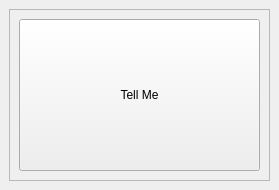
The window that wheretoeat.ui (mandlcho/WhereToEat) describes before a commit, drawn with Qt 5.
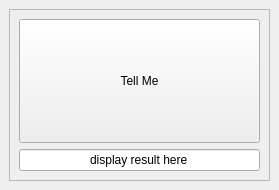
The same window after the commit.

Commit message:
first implementation of argparser
+ implemented argparser
+ implementated QLineEdit to print outcome instead of a console output

The edit to the form file:
```diff
--- a/wheretoeat.ui
+++ b/wheretoeat.ui
@@ -47,6 +47,22 @@
              </property>
             </widget>
            </item>
+           <item>
+            <widget class="QLineEdit" name="Le_showresult">
+             <property name="layoutDirection">
+              <enum>Qt::LeftToRight</enum>
+             </property>
+             <property name="text">
+              <string>display result here</string>
+             </property>
+             <property name="alignment">
+              <set>Qt::AlignCenter</set>
+             </property>
+             <property name="readOnly">
+              <bool>true</bool>
+             </property>
+            </widget>
+           </item>
           </layout>
          </item>
         </layout>
```
The commit also changes 2 other files.
